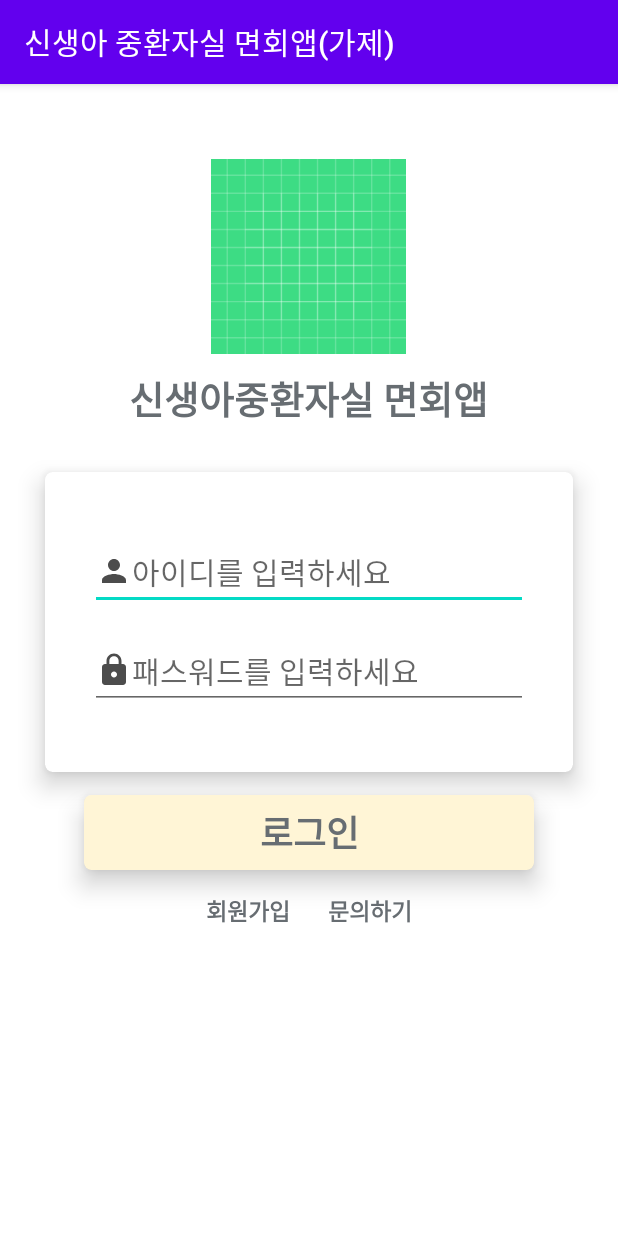
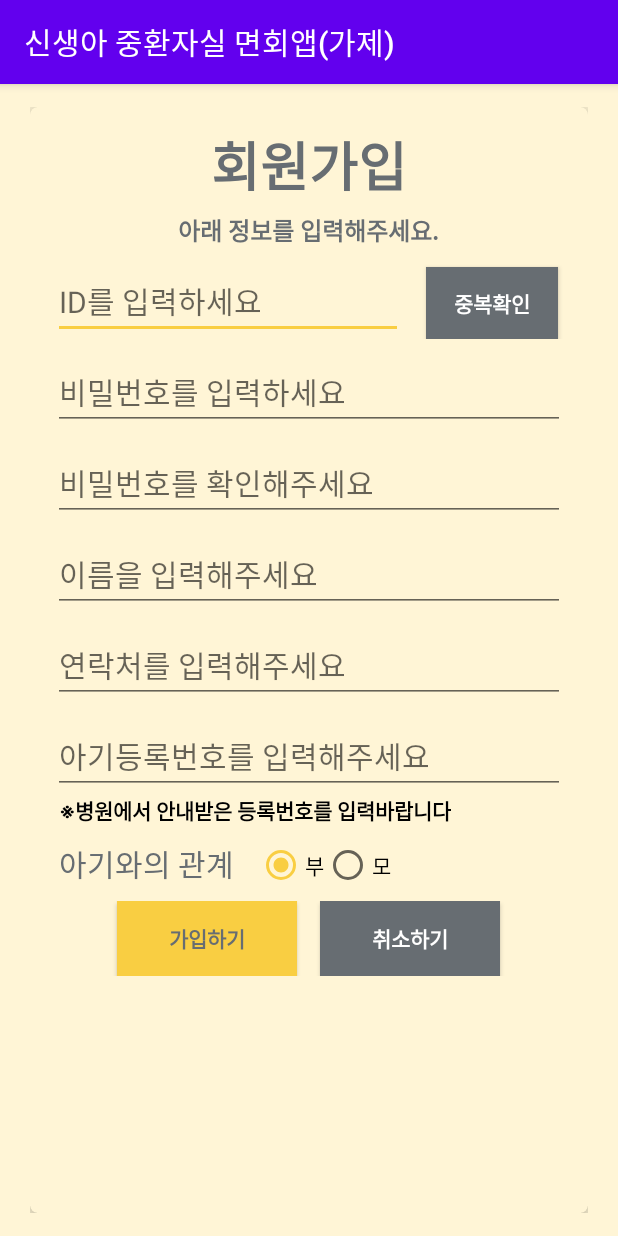
Before and after one commit to ParkSongSal/NewBabyProject, an Android app: the screen it shows after launch (LoginActivity before the commit, RegisterActivity after it), after a tap on "회원가입", on a phone screen of 412 x 824 dp. Run offline under Robolectric (Android 15) with nearby library versions, the phone set to English and light mode, and no system bars.

Commit message:
1. 회원가입 화면 2. ID 중복검사 3. 회원가입

```diff
--- a/app/src/main/AndroidManifest.xml
+++ b/app/src/main/AndroidManifest.xml
@@ -3,7 +3,6 @@
     package="com.example.newbabyproject">
 
     <uses-permission android:name="android.permission.INTERNET" />
-
 
     <application
         android:allowBackup="true"
@@ -12,7 +11,8 @@
         android:roundIcon="@mipmap/ic_launcher_round"
         android:supportsRtl="true"
         android:theme="@style/AppTheme">
-        <activity android:name=".MainActivity"></activity>
+        <activity android:name=".RegisterActivity"></activity>
+        <activity android:name=".MainActivity" />
         <activity android:name=".LoginActivity">
             <intent-filter>
                 <action android:name="android.intent.action.MAIN" />
--- a/app/src/main/java/com/example/newbabyproject/LoginActivity.kt
+++ b/app/src/main/java/com/example/newbabyproject/LoginActivity.kt
@@ -38,11 +38,16 @@ class LoginActivity : AppCompatActivity() {
 
         when (view.id) {
             R.id.loginBtn -> Login()
-            //R.id.registerTxt -> Register()
+            R.id.registerTxt -> Register()
             //R.id.inquireTxt -> Inquire()
         }
     }
 
+    // 회원가입 화면 이동
+    fun Register(){
+        //로그인 성공
+        startActivity(Intent(this@LoginActivity, RegisterActivity::class.java))
+    }
 
     // Retrofit 서버연결
     fun initRetrofit(){
--- a/app/src/main/java/com/example/newbabyproject/Retrofit2/RetrofitClient.kt
+++ b/app/src/main/java/com/example/newbabyproject/Retrofit2/RetrofitClient.kt
@@ -8,8 +8,7 @@ object RetrofitClient {
     private var instance: Retrofit? = null
     private val gson = GsonBuilder().setLenient().create()
 
-    //private val BASE_URL = "http://tkdanr2427.cafe24.com/NewBaby"
-    private val BASE_URL = "http://tkdanr2427.cafe24.com/Gwangju_Univ/"
+    private val BASE_URL = "http://tkdanr2427.cafe24.com/NewBaby/"
 
     // SingleTon
     fun getInstance(): Retrofit {
--- a/app/src/main/java/com/example/newbabyproject/Retrofit2/userApi.kt
+++ b/app/src/main/java/com/example/newbabyproject/Retrofit2/userApi.kt
@@ -1,16 +1,30 @@
 package com.example.newbabyproject.Retrofit2
 
 import retrofit2.Call
+import retrofit2.http.GET
 import retrofit2.http.POST
 import retrofit2.http.Query
 
 interface userApi {
 
-    //var BASE_URL: String = "http://tkdanr2427.cafe24.com/NewBaby"
-
-    @POST("retrofit_login.php")
-    //@POST("user_login.php")
+    /* 로그인 */
+    @POST("user_login.php")
     fun userLogin(@Query("userId") userId : String,
                   @Query("userPw") userPw : String) : Call<ResultModel>
 
+    /* id 중복검사 */
+    @GET("user_id_validate.php")
+    fun userIdValidate(@Query("userId") userId : String) : Call<ResultModel>
+
+
+    /* 회원가입 */
+    @GET("user_register.php")
+    fun userRegister(@Query("userId") userId : String,
+                     @Query("userPw") userPw: String,
+                     @Query("userName") userName : String,
+                     @Query("userPhone") userPhone : String,
+                     @Query("babyNum") babyNum : String,
+                     @Query("regDate") regDate : String,
+                     @Query("userAuth") userAuth : String) : Call<ResultModel>
+
 }
--- /dev/null
+++ b/app/src/main/res/layout/activity_register.xml
@@ -0,0 +1,231 @@
+<?xml version="1.0" encoding="utf-8"?>
+<RelativeLayout xmlns:android="http://schemas.android.com/apk/res/android"
+    xmlns:app="http://schemas.android.com/apk/res-auto"
+    xmlns:tools="http://schemas.android.com/tools"
+    android:layout_width="match_parent"
+    android:layout_height="match_parent"
+    android:background="@color/mainColor"
+    tools:context=".RegisterActivity">
+
+
+    <LinearLayout
+        android:layout_width="match_parent"
+        android:layout_height="match_parent"
+        android:layout_marginTop="15dp"
+        android:layout_marginLeft="20dp"
+        android:layout_marginRight="20dp"
+        android:layout_marginBottom="15dp"
+        android:orientation="vertical">
+
+
+        <androidx.cardview.widget.CardView
+            android:id="@+id/card_view1"
+            android:layout_width="match_parent"
+            app:cardBackgroundColor="@color/mainColor"
+            android:layout_height="0dp"
+            android:layout_weight="1"
+            app:cardCornerRadius="5dp"
+            app:cardElevation="10dp"
+            tools:ignore="MissingConstraints">
+
+            <LinearLayout
+                android:layout_width="match_parent"
+                android:layout_height="match_parent"
+                android:orientation="vertical">
+
+                <TextView
+                    android:layout_width="wrap_content"
+                    android:layout_height="wrap_content"
+                    android:layout_gravity="center"
+                    android:layout_marginTop="12dp"
+                    android:text="회원가입"
+                    android:textColor="@color/mainTextColor"
+                    android:textSize="35dp"
+                    android:textStyle="bold" />
+
+                <TextView
+                    android:layout_width="wrap_content"
+                    android:layout_height="wrap_content"
+                    android:layout_gravity="center"
+                    android:layout_marginTop="5dp"
+                    android:text="아래 정보를 입력해주세요."
+                    android:textColor="@color/mainTextColor"
+                    android:textSize="16dp"
+                    android:textStyle="bold" />
+
+
+                <LinearLayout
+                    android:layout_width="match_parent"
+                    android:layout_height="wrap_content"
+                    android:layout_gravity="center"
+                    android:layout_marginTop="10dp"
+                    android:orientation="horizontal">
+
+                    <EditText
+                        android:id="@+id/userIdEdit"
+                        android:layout_width="0dp"
+                        android:layout_height="wrap_content"
+                        android:layout_marginLeft="15dp"
+                        android:layout_marginRight="15dp"
+                        android:layout_weight="1"
+                        android:inputType="text"
+                        android:maxLength="6"
+                        android:hint="ID를 입력하세요"
+                        android:textSize="20sp" />
+
+                    <Button
+                        android:id="@+id/valiBtn"
+                        android:layout_width="wrap_content"
+                        android:layout_height="wrap_content"
+                        android:layout_gravity="bottom"
+                        android:layout_marginEnd="20dp"
+                        android:onClick="onClick"
+                        android:text="중복확인"
+                        android:background="@color/mainTextColor"
+                        android:textColor="@color/whiteColor"
+                        android:textStyle="bold"
+                        android:layout_marginRight="20dp" />
+
+                </LinearLayout>
+
+                <EditText
+                    android:id="@+id/passwordEdit"
+                    android:layout_width="match_parent"
+                    android:layout_height="wrap_content"
+                    android:layout_marginLeft="15dp"
+                    android:layout_marginTop="10dp"
+                    android:layout_marginRight="15dp"
+                    android:hint="비밀번호를 입력하세요"
+                    android:inputType="textPassword"
+                    android:textSize="20sp" />
+
+                <EditText
+                    android:id="@+id/password2Edit"
+                    android:layout_width="match_parent"
+                    android:layout_height="wrap_content"
+                    android:layout_marginLeft="15dp"
+                    android:layout_marginTop="10dp"
+                    android:layout_marginRight="15dp"
+                    android:hint="비밀번호를 확인해주세요"
+                    android:inputType="textPassword"
+                    android:textSize="20sp" />
+
+                <EditText
+                    android:id="@+id/nameEdit"
+                    android:layout_width="match_parent"
+                    android:layout_height="wrap_content"
+                    android:layout_marginLeft="15dp"
+                    android:layout_marginTop="10dp"
+                    android:layout_marginRight="15dp"
+                    android:hint="이름을 입력해주세요"
+                    android:inputType="text"
+                    android:textSize="20sp" />
+
+                <EditText
+                    android:id="@+id/phoneEdit"
+                    android:layout_width="match_parent"
+                    android:layout_height="wrap_content"
+                    android:layout_marginLeft="15dp"
+                    android:layout_marginTop="10dp"
+                    android:layout_marginRight="15dp"
+                    android:hint="연락처를 입력해주세요"
+                    android:inputType="phone"
+                    android:textSize="20sp" />
+
+                <EditText
+                    android:id="@+id/babyNumEdit"
+                    android:layout_width="match_parent"
+                    android:layout_height="wrap_content"
+                    android:layout_marginLeft="15dp"
+                    android:layout_marginTop="10dp"
+                    android:layout_marginRight="15dp"
+                    android:hint="아기등록번호를 입력해주세요"
+                    android:inputType="number"
+                    android:textSize="20sp" />
+                <TextView
+                    android:layout_width="wrap_content"
+                    android:layout_height="wrap_content"
+                    android:text="※병원에서 안내받은 등록번호를 입력바랍니다"
+                    android:layout_marginStart="20dp"
+                    android:textColor="@color/blackColor"
+                    android:textStyle="bold"
+                    android:layout_marginLeft="20dp" />
+
+                <LinearLayout
+                    android:layout_width="match_parent"
+                    android:layout_height="wrap_content"
+                    android:layout_marginTop="10dp"
+                    android:orientation="horizontal">
+
+                    <TextView
+                        android:layout_width="wrap_content"
+                        android:layout_height="wrap_content"
+                        android:text="아기와의 관계"
+                        android:textSize="20sp"
+                        android:textColor="@color/mainTextColor"
+                        android:paddingLeft="4dp"
+                        android:layout_marginLeft="15dp"
+                        android:layout_marginRight="15dp"/>
+
+                    <RadioGroup
+                        android:id="@+id/radioGroup1"
+                        android:layout_width="wrap_content"
+                        android:layout_height="wrap_content"
+                        android:orientation="horizontal">
+
+                    <RadioButton
+                        android:id="@+id/radio0"
+                        android:layout_width="wrap_content"
+                        android:layout_height="wrap_content"
+                        android:checked="true"
+                        android:text="부" />
+
+                    <RadioButton
+                        android:id="@+id/radio1"
+                        android:layout_width="wrap_content"
+                        android:layout_height="wrap_content"
+                        android:text="모" />
+
+                    </RadioGroup>
+
+                </LinearLayout>
+
+                <LinearLayout
+                    android:layout_width="match_parent"
+                    android:layout_height="wrap_content"
+                    android:layout_gravity="center"
+                    android:layout_marginTop="8dp"
+                    android:gravity="center"
+                    android:orientation="horizontal">
+
+                    <Button
+                        android:id="@+id/registerBtn"
+                        android:text="가입하기"
+                        android:background="@color/mainAccentColor"
+                        android:textColor="@color/mainTextColor"
+                        android:textStyle="bold"
+                        android:layout_marginRight="20dp"
+                        android:onClick="onClick"
+                        android:layout_width="120dp"
+                        android:layout_height="50dp"
+                        android:layout_marginEnd="15dp" />
+
+                    <Button
+                        android:id="@+id/cancelBtn"
+                        android:text="취소하기"
+                        android:background="@color/mainTextColor"
+                        android:textColor="@color/whiteColor"
+                        android:onClick="onClick"
+                        android:textStyle="bold"
+                        android:layout_width="120dp"
+                        android:layout_height="50dp"/>
+                </LinearLayout>
+
+           </LinearLayout>
+
+        </androidx.cardview.widget.CardView>
+
+    </LinearLayout>
+
+
+</RelativeLayout>
--- a/app/src/main/res/values/colors.xml
+++ b/app/src/main/res/values/colors.xml
@@ -2,7 +2,7 @@
 <resources>
     <color name="colorPrimary">#6200EE</color>
     <color name="colorPrimaryDark">#3700B3</color>
-    <color name="colorAccent">#03DAC5</color>
+    <color name="colorAccent">#f9ce42</color>
 
 
 
```
Also changed, not shown: app/src/main/java/com/example/newbabyproject/RegisterActivity.kt (added, +196 -0 lines).
